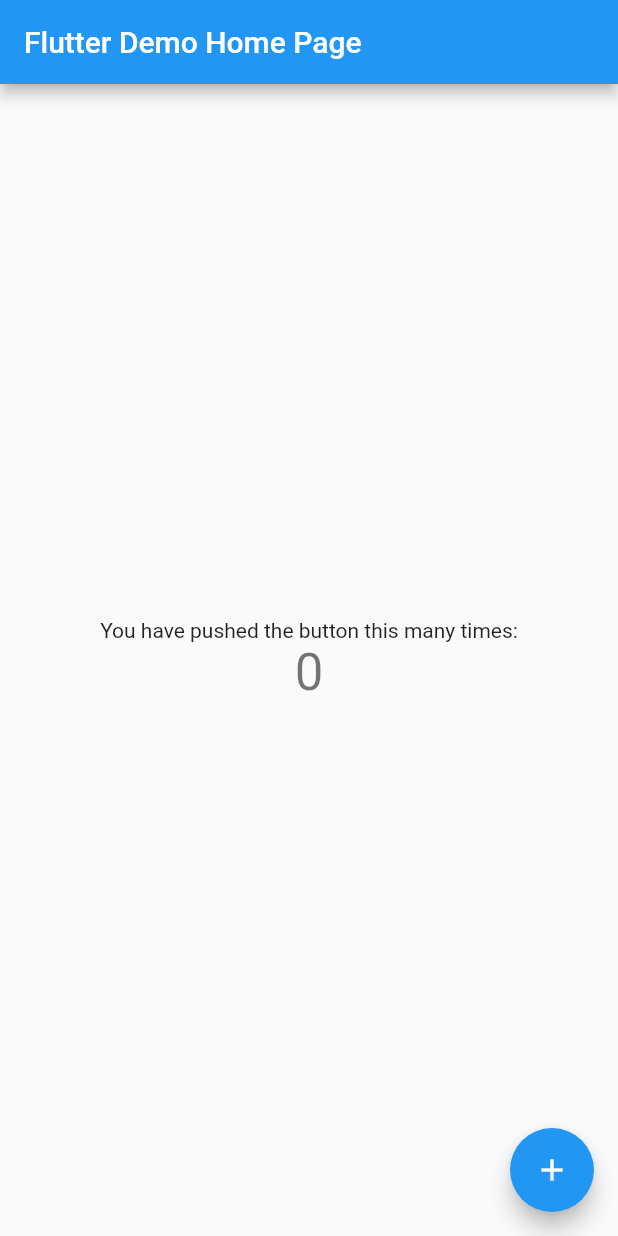
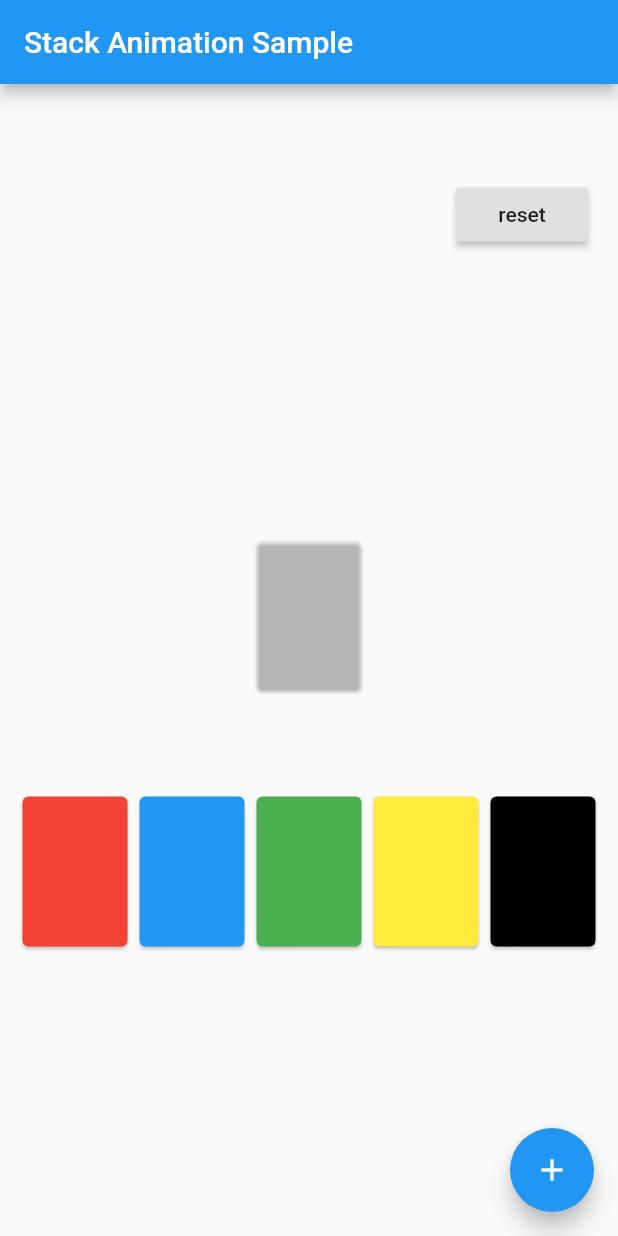
Before and after one commit to y1row/flutter_samples, a Flutter app: the screen it shows after launch, on a phone screen of 412 x 824 dp. Run offline on Flutter 3.47's test engine with Material 2 defaults, Android fonts, the phone set to English and light mode, and no system bars.

Commit message:
ちょっと動く

```diff
--- a/lib/main.dart
+++ b/lib/main.dart
@@ -1,4 +1,5 @@
 import 'package:flutter/material.dart';
+import 'package:flutter_samples/screens/stack_animation.dart';
 
 void main() => runApp(MyApp());
 
@@ -20,92 +21,7 @@ class MyApp extends StatelessWidget {
         // is not restarted.
         primarySwatch: Colors.blue,
       ),
-      home: MyHomePage(title: 'Flutter Demo Home Page'),
+      home: StackAnimationScreen(title: 'Stack Animation Sample'),
     );
   }
 }
-
-class MyHomePage extends StatefulWidget {
-  MyHomePage({Key key, this.title}) : super(key: key);
-
-  // This widget is the home page of your application. It is stateful, meaning
-  // that it has a State object (defined below) that contains fields that affect
-  // how it looks.
-
-  // This class is the configuration for the state. It holds the values (in this
-  // case the title) provided by the parent (in this case the App widget) and
-  // used by the build method of the State. Fields in a Widget subclass are
-  // always marked "final".
-
-  final String title;
-
-  @override
-  _MyHomePageState createState() => _MyHomePageState();
-}
-
-class _MyHomePageState extends State<MyHomePage> {
-  int _counter = 0;
-
-  void _incrementCounter() {
-    setState(() {
-      // This call to setState tells the Flutter framework that something has
-      // changed in this State, which causes it to rerun the build method below
-      // so that the display can reflect the updated values. If we changed
-      // _counter without calling setState(), then the build method would not be
-      // called again, and so nothing would appear to happen.
-      _counter++;
-    });
-  }
-
-  @override
-  Widget build(BuildContext context) {
-    // This method is rerun every time setState is called, for instance as done
-    // by the _incrementCounter method above.
-    //
-    // The Flutter framework has been optimized to make rerunning build methods
-    // fast, so that you can just rebuild anything that needs updating rather
-    // than having to individually change instances of widgets.
-    return Scaffold(
-      appBar: AppBar(
-        // Here we take the value from the MyHomePage object that was created by
-        // the App.build method, and use it to set our appbar title.
-        title: Text(widget.title),
-      ),
-      body: Center(
-        // Center is a layout widget. It takes a single child and positions it
-        // in the middle of the parent.
-        child: Column(
-          // Column is also layout widget. It takes a list of children and
-          // arranges them vertically. By default, it sizes itself to fit its
-          // children horizontally, and tries to be as tall as its parent.
-          //
-          // Invoke "debug painting" (press "p" in the console, choose the
-          // "Toggle Debug Paint" action from the Flutter Inspector in Android
-          // Studio, or the "Toggle Debug Paint" command in Visual Studio Code)
-          // to see the wireframe for each widget.
-          //
-          // Column has various properties to control how it sizes itself and
-          // how it positions its children. Here we use mainAxisAlignment to
-          // center the children vertically; the main axis here is the vertical
-          // axis because Columns are vertical (the cross axis would be
-          // horizontal).
-          mainAxisAlignment: MainAxisAlignment.center,
-          children: <Widget>[
-            Text(
-              'You have pushed the button this many times:',
-            ),
-            Text(
-              '$_counter',
-              style: Theme.of(context).textTheme.display1,
-            ),
-          ],
-        ),
-      ),
-      floatingActionButton: FloatingActionButton(
-        onPressed: _incrementCounter,
-        tooltip: 'Increment',
-        child: Icon(Icons.add),
-      ), // This trailing comma makes auto-formatting nicer for build methods.
-    );
-  }
-}
--- /dev/null
+++ b/lib/screens/stack_animation.dart
@@ -0,0 +1,84 @@
+import 'package:flutter/material.dart';
+import 'package:flutter_samples/widgets/stack_animation_card.dart';
+
+class StackAnimationScreen extends StatefulWidget {
+  StackAnimationScreen({Key key, this.title}) : super(key: key);
+  final String title;
+
+  @override
+  _StackAnimationScreenState createState() => _StackAnimationScreenState();
+}
+
+class _StackAnimationScreenState extends State<StackAnimationScreen> {
+  static GlobalKey _stack = new GlobalKey();
+
+  List<StackAnimationCard> _droppedCards;
+  List<StackAnimationCard> _cards;
+
+  @override
+  void initState() {
+    super.initState();
+    reset();
+  }
+
+  reset() {
+    setState(() {
+      _droppedCards = [];
+      _droppedCards.add(StackAnimationCard(color: Colors.transparent));
+
+      _cards = [];
+      _cards.add(StackAnimationCard(color: Colors.red));
+      _cards.add(StackAnimationCard(color: Colors.blue));
+      _cards.add(StackAnimationCard(color: Colors.green));
+      _cards.add(StackAnimationCard(color: Colors.yellow));
+      _cards.add(StackAnimationCard(color: Colors.black));
+    });
+  }
+
+  drop() {
+    setState(() {
+      if (_cards.length > 0) {
+        var dropCard = _cards.removeLast();
+        _cards.add(StackAnimationCard(color: dropCard.color, isDropping: true));
+      }
+    });
+  }
+
+  @override
+  Widget build(BuildContext context) {
+    return Scaffold(
+      appBar: AppBar(
+        title: Text(widget.title),
+      ),
+      body: Column(
+        mainAxisAlignment: MainAxisAlignment.center,
+        children: <Widget>[
+          Spacer(flex: 1),
+          Padding(
+            padding: EdgeInsets.only(right: 20),
+            child: Container(
+              alignment: Alignment.centerRight,
+              child: RaisedButton(
+                onPressed: reset,
+                child: Text("reset"),
+              ),
+            ),
+          ),
+          Spacer(flex: 3),
+          Stack(key: _stack, children: _droppedCards),
+          Spacer(flex: 1),
+          Row(
+            mainAxisAlignment: MainAxisAlignment.center,
+            children: _cards,
+          ),
+          Spacer(flex: 3),
+        ],
+      ),
+      floatingActionButton: FloatingActionButton(
+        onPressed: drop,
+        tooltip: 'Increment',
+        child: Icon(Icons.add),
+      ), // This trailing comma makes auto-formatting nicer for build methods.
+    );
+  }
+}
--- /dev/null
+++ b/lib/widgets/stack_animation_card.dart
@@ -0,0 +1,53 @@
+import 'package:flutter/material.dart';
+
+class StackAnimationCard extends StatefulWidget {
+  final Color color;
+  final bool isDropping;
+
+  StackAnimationCard({Key key, this.color, this.isDropping = false})
+      : super(key: key);
+
+  @override
+  _StackAnimationCardState createState() => _StackAnimationCardState();
+}
+
+class _StackAnimationCardState extends State<StackAnimationCard>
+    with TickerProviderStateMixin {
+  Tween tween;
+  Animation animation;
+  AnimationController animationController;
+
+  @override
+  void initState() {
+    animationController =
+        AnimationController(vsync: this, duration: Duration(seconds: 1));
+    tween = Tween<Offset>(begin: Offset.zero, end: Offset(-2, -1.4));
+    animation = tween.animate(animationController);
+    super.initState();
+  }
+
+  @override
+  Widget build(BuildContext context) {
+    if (widget.isDropping) {
+      animationController.forward();
+      return SlideTransition(
+        position: animation,
+        child: Card(
+          color: widget.color,
+          child: Container(
+            width: 70,
+            height: 100,
+          ),
+        ),
+      );
+    }
+
+    return Card(
+      color: widget.color,
+      child: Container(
+        width: 70,
+        height: 100,
+      ),
+    );
+  }
+}
```
Also changed, not shown: pubspec.lock.
